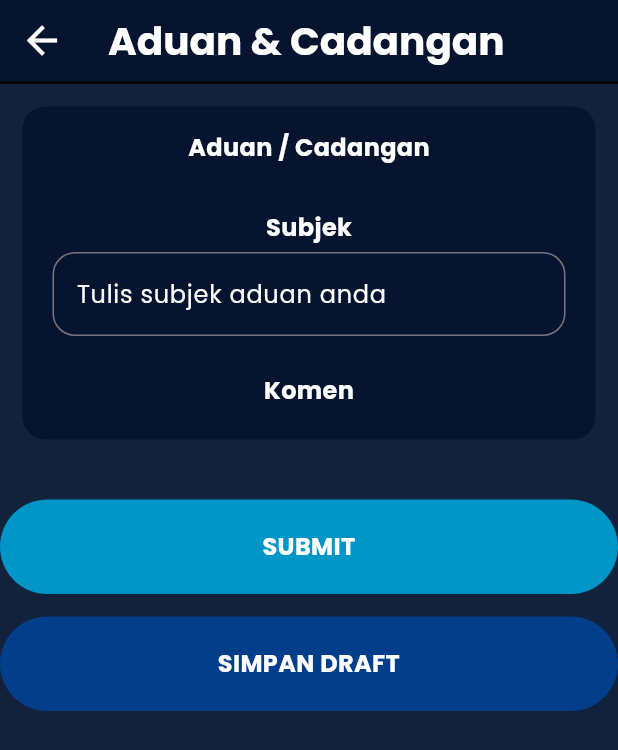
After one commit to MAP-03/MTSP-apps, a Flutter app: the AduanForm screen opened directly, on a phone screen of 412 x 824 dp. The commit adds this screen. Shown: the top 750 px of the screen. Run offline on Flutter 3.47's test engine with Material 3 defaults, Android fonts, the phone set to English and light mode, and no system bars; our stand-ins replace firebase_auth, firebase_core, firebase_database, flutter_svg, google_fonts; accounts and stored records are empty.

Commit message:
saje commit sebab nak pull

```diff
--- /dev/null
+++ b/lib/components/submit_button.dart
@@ -0,0 +1,36 @@
+import 'package:flutter/material.dart';
+import 'package:google_fonts/google_fonts.dart';
+
+class SubmitButton extends StatelessWidget {
+  final String text;
+  final Color buttonColor;
+  final void Function()? onTap;
+
+  const SubmitButton({
+    super.key,
+    required this.text,
+    required this.buttonColor,
+    required this.onTap,
+  });
+
+  @override
+  Widget build(BuildContext context) {
+    return GestureDetector(
+      onTap: onTap,
+      child: Container(
+        decoration: BoxDecoration(
+          color: buttonColor,
+          borderRadius: BorderRadius.circular(50),
+        ),
+        padding: const EdgeInsets.all(20),
+        child: Center(
+          child: Text(
+            text.toUpperCase(),
+            style: GoogleFonts.poppins(fontSize: 16, fontWeight: FontWeight.bold, color: Colors.white),
+            textAlign: TextAlign.center,
+          ),
+        ),
+      ),
+    );
+  }
+}
--- a/lib/main.dart
+++ b/lib/main.dart
@@ -5,7 +5,7 @@ import 'package:flutter/material.dart';
 import 'package:firebase_core/firebase_core.dart';
 import 'package:firebase_database/firebase_database.dart';
 import 'package:mtsp/firebase_options.dart';
-import 'package:mtsp/view/aduan/aduan.dart';
+import 'package:mtsp/view/aduan/aduan_page.dart';
 import 'package:mtsp/view/azan/azan.dart';
 import 'package:mtsp/view/berita/berita.dart';
 import 'package:mtsp/view/dashboard_page.dart';
@@ -43,7 +43,7 @@ class MyApp extends StatelessWidget {
         '/infaq' : (context) => Infaq(),
         '/azan' : (context) => Azan(),
         '/kalendar' : (context) => Kalendar(),
-        '/aduan' : (context) => Aduan(),
+        '/aduan' : (context) => AduanPage(),
       },
       home: AuthPage(),
     );
--- /dev/null
+++ b/lib/view/aduan/aduan_form.dart
@@ -0,0 +1,129 @@
+import 'package:flutter/material.dart';
+import 'package:google_fonts/google_fonts.dart';
+import 'package:mtsp/components/submit_button.dart';
+import 'package:mtsp/global.dart';
+
+class AduanForm extends StatefulWidget {
+  const AduanForm({super.key});
+
+  @override
+  _AduanFormState createState() => _AduanFormState();
+}
+
+class _AduanFormState extends State<AduanForm> {
+
+  @override
+  Widget build(BuildContext context) {
+    return Scaffold(
+      backgroundColor: secondaryColor,
+      appBar: PreferredSize(
+        preferredSize: const Size.fromHeight(kToolbarHeight),
+        child: AppBar(
+          backgroundColor: primaryColor,
+          title: Text('Aduan & Cadangan', style: GoogleFonts.poppins(fontSize: 26, fontWeight: FontWeight.bold, color: Colors.white)),
+          leading: IconButton(
+            icon: const Icon(
+              Icons.arrow_back,
+              color: Colors.white,
+              size: 30
+            ),
+            onPressed: () {
+              // _scaffoldKey.currentState!.openDrawer();
+            },
+          ),
+          bottom: PreferredSize(
+            preferredSize: const Size.fromHeight(4.0),
+            child: Container(
+              color: Colors.black,
+              height: 2,
+            ),
+          ),
+        ),
+      ),
+      body: Column(
+        children: [
+          //form body
+          Container(
+            margin: const EdgeInsets.all(15),
+            padding: const EdgeInsets.symmetric(horizontal: 20, vertical: 16),
+            decoration: BoxDecoration(
+              color: primaryColor,
+              borderRadius: BorderRadius.circular(15),
+            ),
+            child: Column(
+              crossAxisAlignment: CrossAxisAlignment.start,
+              children: [
+                //Aduan Type
+                Container(
+                  child: Column(
+                    children: [
+                      Text('Aduan / Cadangan', style: GoogleFonts.poppins(fontSize: 16, fontWeight: FontWeight.bold, color: Colors.white)),
+                      const SizedBox(height: 5),
+                      Container(
+
+                      ),
+                    ],
+                  ),
+                ),
+
+                const SizedBox(height: 25),
+
+                //Aduan Subject
+                Container(
+                  child: Column(
+                    children: [
+                      Text('Subjek', style: GoogleFonts.poppins(fontSize: 16, fontWeight: FontWeight.bold, color: Colors.white)),
+                      const SizedBox(height: 5),
+                      TextField(
+                        decoration: InputDecoration(
+                          hintText: 'Tulis subjek aduan anda',
+                          hintStyle: GoogleFonts.poppins(fontSize: 16, color: Colors.white),
+                          border: OutlineInputBorder(
+                            borderRadius: BorderRadius.circular(15),
+                          ),
+                        ),
+                      ),
+                    ],
+                  ),
+                ),
+
+                const SizedBox(height: 25),
+
+                //Aduan Description
+                Container(
+                  child: Column(
+                    children: [
+                      Text('Komen', style: GoogleFonts.poppins(fontSize: 16, fontWeight: FontWeight.bold, color: Colors.white)),
+                      const SizedBox(height: 5),
+                      Container(
+
+                      ),
+                    ],
+                  ),
+                ),
+              ],
+            ),
+          ),
+
+          const SizedBox(height: 25),
+
+          //Submit Button
+          SubmitButton(
+            text: 'Submit',
+            buttonColor: const Color(0xFF0096C7),
+            onTap: () {},
+          ),
+
+          const SizedBox(height: 15),
+
+          //Save Draft Button
+          SubmitButton(
+            text: 'Simpan Draft',
+            buttonColor: const Color(0xFF023E8A),
+            onTap: () {},
+          ),
+        ],
+      ),
+    );
+  }
+}
```
Also changed, not shown: lib/view/aduan/aduan.dart (deleted, +0 -44 lines), lib/view/aduan/aduanList_tile.dart (added, +30 -0 lines), lib/view/aduan/aduan_page.dart (added, +118 -0 lines).
